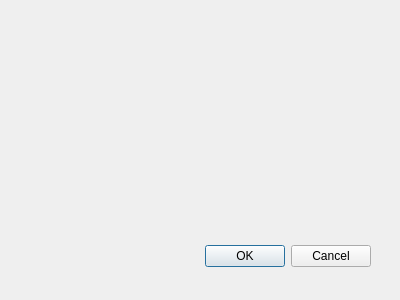
PajTajster/GCS-GUI, file GCS-GUI/battlesizemenu.ui: the form before one commit.
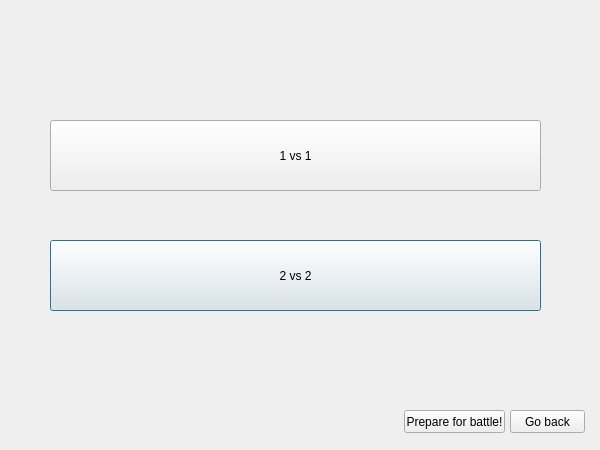
The form after the commit.

Commit message: Early Access alpha battle size menu

What changed in the file:
```diff
--- a/GCS-GUI/battlesizemenu.ui
+++ b/GCS-GUI/battlesizemenu.ui
@@ -8,27 +8,69 @@
    <rect>
     <x>0</x>
     <y>0</y>
-    <width>400</width>
-    <height>300</height>
+    <width>600</width>
+    <height>450</height>
    </rect>
   </property>
+  <property name="minimumSize">
+   <size>
+    <width>600</width>
+    <height>450</height>
+   </size>
+  </property>
   <property name="windowTitle">
    <string>Dialog</string>
   </property>
-  <widget name="buttonBox" class="QDialogButtonBox">
+  <widget class="QPushButton" name="teamButton">
    <property name="geometry">
     <rect>
-     <x>30</x>
+     <x>50</x>
      <y>240</y>
-     <width>341</width>
-     <height>32</height>
+     <width>491</width>
+     <height>71</height>
     </rect>
    </property>
-   <property name="orientation">
-    <enum>Qt::Horizontal</enum>
+   <property name="text">
+    <string>2 vs 2</string>
    </property>
-   <property name="standardButtons">
-    <set>QDialogButtonBox::Cancel|QDialogButtonBox::Ok</set>
+  </widget>
+  <widget class="QPushButton" name="doneButton">
+   <property name="geometry">
+    <rect>
+     <x>404</x>
+     <y>410</y>
+     <width>101</width>
+     <height>23</height>
+    </rect>
+   </property>
+   <property name="text">
+    <string>Prepare for battle!</string>
+   </property>
+  </widget>
+  <widget class="QPushButton" name="goBackButton">
+   <property name="geometry">
+    <rect>
+     <x>510</x>
+     <y>410</y>
+     <width>75</width>
+     <height>23</height>
+    </rect>
+   </property>
+   <property name="text">
+    <string>Go back</string>
+   </property>
+  </widget>
+  <widget class="QPushButton" name="teamButton_2">
+   <property name="geometry">
+    <rect>
+     <x>50</x>
+     <y>120</y>
+     <width>491</width>
+     <height>71</height>
+    </rect>
+   </property>
+   <property name="text">
+    <string>1 vs 1</string>
    </property>
   </widget>
  </widget>
```
Left out of the diff: 42 changed lines with no effect on the pictures. The commit also changes 1 other file.
